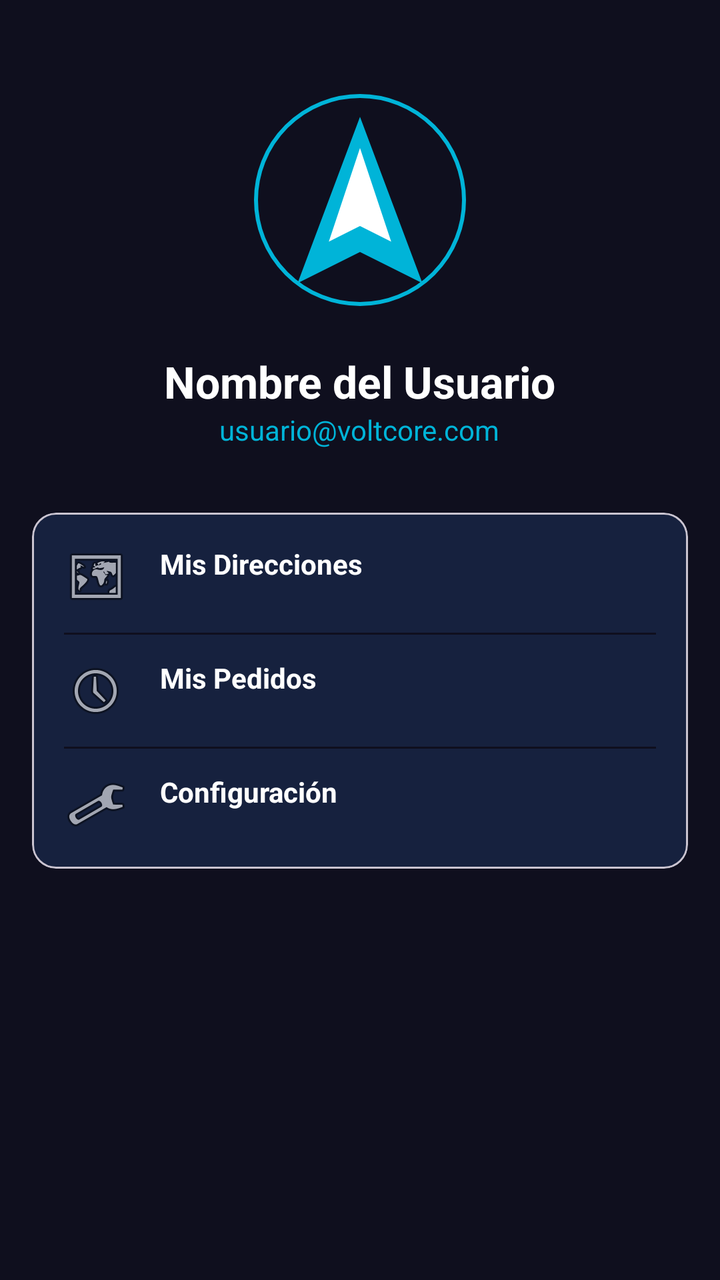
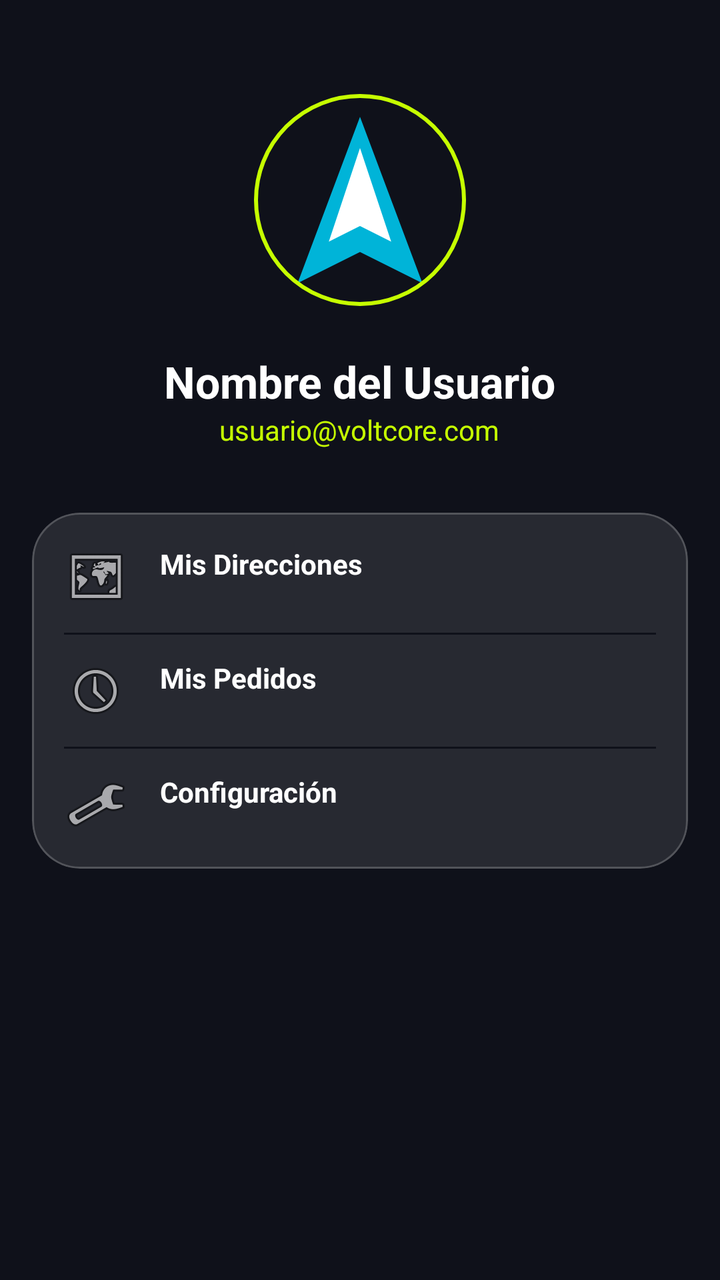

Compare the two renders of this Android layout. The source of the first and the diff that turns it into the second are given below.
<!-- AndroidManifest.xml: application theme Theme.VoltCore -->
<!-- res/layout/fragment_buyer_profile.xml -->
<?xml version="1.0" encoding="utf-8"?>
<LinearLayout xmlns:android="http://schemas.android.com/apk/res/android"
    xmlns:app="http://schemas.android.com/apk/res-auto"
    android:layout_width="match_parent"
    android:layout_height="match_parent"
    android:background="@color/colorBackground"
    android:orientation="vertical"
    android:padding="@dimen/margin_standard">

    <com.google.android.material.imageview.ShapeableImageView
        android:layout_width="120dp"
        android:layout_height="120dp"
        android:layout_gravity="center"
        android:layout_marginTop="24dp"
        android:src="@drawable/ic_voltcore_logo"
        android:padding="8dp"
        app:strokeColor="@color/colorElectricTeal"
        app:strokeWidth="2dp"
        app:shapeAppearanceOverlay="@style/ShapeAppearance.Material3.Corner.Full"
        android:contentDescription="Foto de Perfil" />

    <TextView
        android:layout_width="wrap_content"
        android:layout_height="wrap_content"
        android:layout_gravity="center"
        android:layout_marginTop="16dp"
        android:text="Nombre del Usuario"
        android:textColor="@color/white"
        android:textSize="22sp"
        android:textStyle="bold" />

    <TextView
        android:layout_width="wrap_content"
        android:layout_height="wrap_content"
        android:layout_gravity="center"
        android:text="usuario@voltcore.com"
        android:textColor="@color/colorElectricTeal" />

    <com.google.android.material.card.MaterialCardView
        android:layout_width="match_parent"
        android:layout_height="wrap_content"
        android:layout_marginTop="32dp"
        app:cardBackgroundColor="@color/colorSurface"
        app:cardCornerRadius="12dp">

        <LinearLayout
            android:layout_width="match_parent"
            android:layout_height="wrap_content"
            android:orientation="vertical"
            android:padding="16dp">

            <TextView
                android:layout_width="match_parent"
                android:layout_height="wrap_content"
                android:text="Mis Direcciones"
                android:textColor="@color/white"
                android:textStyle="bold"
                android:drawableStart="@android:drawable/ic_menu_mapmode"
                android:drawablePadding="16dp" />

            <View
                android:layout_width="match_parent"
                android:layout_height="1dp"
                android:layout_marginVertical="12dp"
                android:background="@color/colorBackground" />

            <TextView
                android:layout_width="match_parent"
                android:layout_height="wrap_content"
                android:text="Mis Pedidos"
                android:textColor="@color/white"
                android:textStyle="bold"
                android:drawableStart="@android:drawable/ic_menu_recent_history"
                android:drawablePadding="16dp" />

            <View
                android:layout_width="match_parent"
                android:layout_height="1dp"
                android:layout_marginVertical="12dp"
                android:background="@color/colorBackground" />

            <TextView
                android:layout_width="match_parent"
                android:layout_height="wrap_content"
                android:text="Configuración"
                android:textColor="@color/white"
                android:textStyle="bold"
                android:drawableStart="@android:drawable/ic_menu_manage"
                android:drawablePadding="16dp" />

        </LinearLayout>
    </com.google.android.material.card.MaterialCardView>

</LinearLayout>
<!-- resources referenced by this layout -->
<resources>
  <color name="colorBackground">#0F0F1E</color>
  <color name="colorElectricTeal">#00B4D8</color>
  <color name="colorSurface">#16213E</color>
  <color name="white">#FFFFFFFF</color>
  <dimen name="margin_standard">16dp</dimen>
  <!-- drawable ic_voltcore_logo (drawable) -->
  <vector xmlns:android="http://schemas.android.com/apk/res/android"
      android:width="200dp"
      android:height="200dp"
      android:viewportWidth="200"
      android:viewportHeight="200">
      <path
          android:fillColor="#00B4D8"
          android:pathData="M100,20 L160,180 L100,150 L40,180 Z" />
      <path
          android:fillColor="#FFFFFF"
          android:pathData="M100,50 L130,140 L100,125 L70,140 Z" />
  </vector>
  <style name="Theme.VoltCore" parent="Base.Theme.VoltCore" />
  <style name="Base.Theme.VoltCore" parent="Theme.Material3.DayNight.NoActionBar">
          
          <item name="colorPrimary">@color/colorPrimary</item>
          <item name="colorSecondary">@color/colorElectricTeal</item>
          <item name="android:windowBackground">@color/colorBackground</item>
          <item name="colorSurface">@color/colorSurface</item>
          <item name="colorOnSurface">@color/colorOnSurface</item>
      </style>
  <color name="colorPrimary">#1A1A2E</color>
  <color name="colorOnSurface">#FFFFFF</color>
</resources>

<!-- the commit's change to res/layout/fragment_buyer_profile.xml (unified diff, before → after) -->
@@ -14,7 +14,7 @@
         android:layout_marginTop="24dp"
         android:src="@drawable/ic_voltcore_logo"
         android:padding="8dp"
-        app:strokeColor="@color/colorElectricTeal"
+        app:strokeColor="@color/volt_primary"
         app:strokeWidth="2dp"
         app:shapeAppearanceOverlay="@style/ShapeAppearance.Material3.Corner.Full"
         android:contentDescription="Foto de Perfil" />
@@ -34,14 +34,13 @@
         android:layout_height="wrap_content"
         android:layout_gravity="center"
         android:text="usuario@voltcore.com"
-        android:textColor="@color/colorElectricTeal" />
+        android:textColor="@color/volt_primary" />
 
     <com.google.android.material.card.MaterialCardView
+        style="@style/Widget.VoltCore.Card"
         android:layout_width="match_parent"
         android:layout_height="wrap_content"
-        android:layout_marginTop="32dp"
-        app:cardBackgroundColor="@color/colorSurface"
-        app:cardCornerRadius="12dp">
+        android:layout_marginTop="32dp">
 
         <LinearLayout
             android:layout_width="match_parent"
<!-- resource entries referenced after the edit -->
@@ -1,8 +1,7 @@
 <!-- resources referenced by this layout -->
 <resources>
-  <color name="colorBackground">#0F0F1E</color>
-  <color name="colorElectricTeal">#00B4D8</color>
-  <color name="colorSurface">#16213E</color>
+  <color name="colorBackground">@color/volt_background</color>
+  <color name="volt_primary">#C6FF00</color>
   <color name="white">#FFFFFFFF</color>
   <dimen name="margin_standard">16dp</dimen>
   <!-- drawable ic_voltcore_logo (drawable) -->
@@ -18,16 +17,22 @@
           android:fillColor="#FFFFFF"
           android:pathData="M100,50 L130,140 L100,125 L70,140 Z" />
   </vector>
+  <style name="Widget.VoltCore.Card" parent="Widget.Material3.CardView.Filled">
+          <item name="cardCornerRadius">24dp</item>
+          <item name="cardBackgroundColor">@color/glass_surface</item>
+          <item name="strokeColor">@color/glass_stroke</item>
+          <item name="strokeWidth">1dp</item>
+      </style>
   <style name="Theme.VoltCore" parent="Base.Theme.VoltCore" />
+  <color name="volt_background">#0F111A</color>
+  <color name="glass_surface">#1AFFFFFF</color>
+  <color name="glass_stroke">#33FFFFFF</color>
   <style name="Base.Theme.VoltCore" parent="Theme.Material3.DayNight.NoActionBar">
           
-          <item name="colorPrimary">@color/colorPrimary</item>
-          <item name="colorSecondary">@color/colorElectricTeal</item>
-          <item name="android:windowBackground">@color/colorBackground</item>
-          <item name="colorSurface">@color/colorSurface</item>
-          <item name="colorOnSurface">@color/colorOnSurface</item>
+          <item name="colorPrimary">@color/volt_primary</item>
+          <item name="android:windowBackground">@color/volt_background</item>
+          <item name="colorSurface">@color/glass_surface</item>
+          <item name="colorOnSurface">@color/white</item>
       </style>
-  <color name="colorPrimary">#1A1A2E</color>
-  <color name="colorOnSurface">#FFFFFF</color>
 </resources>
 
